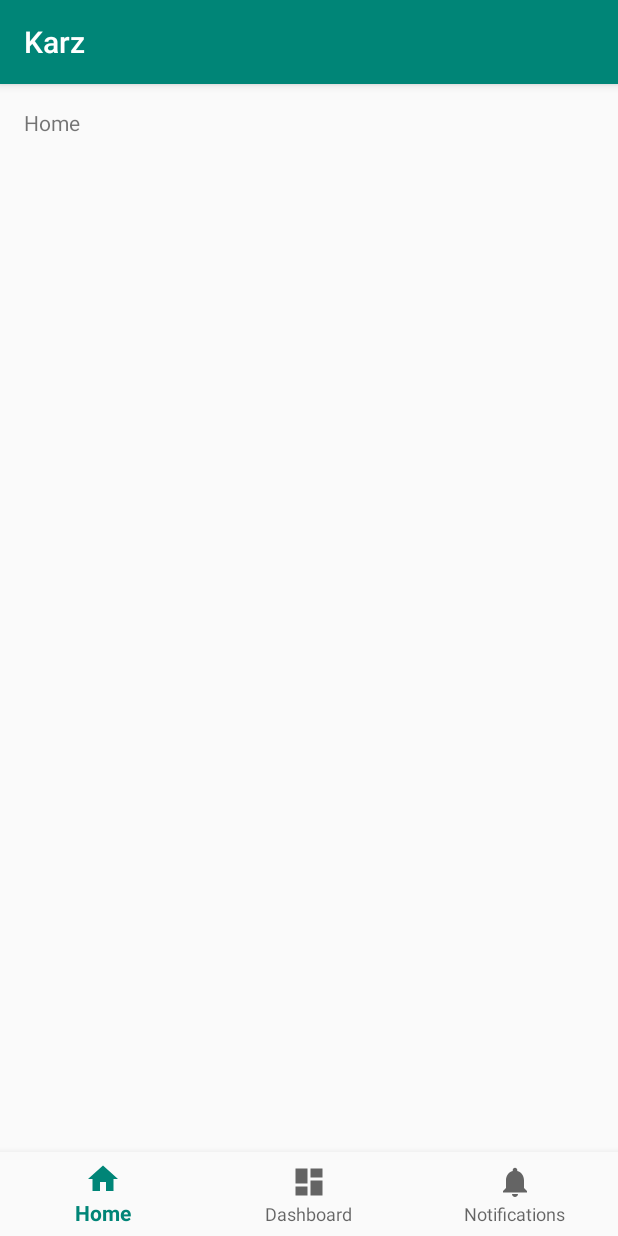
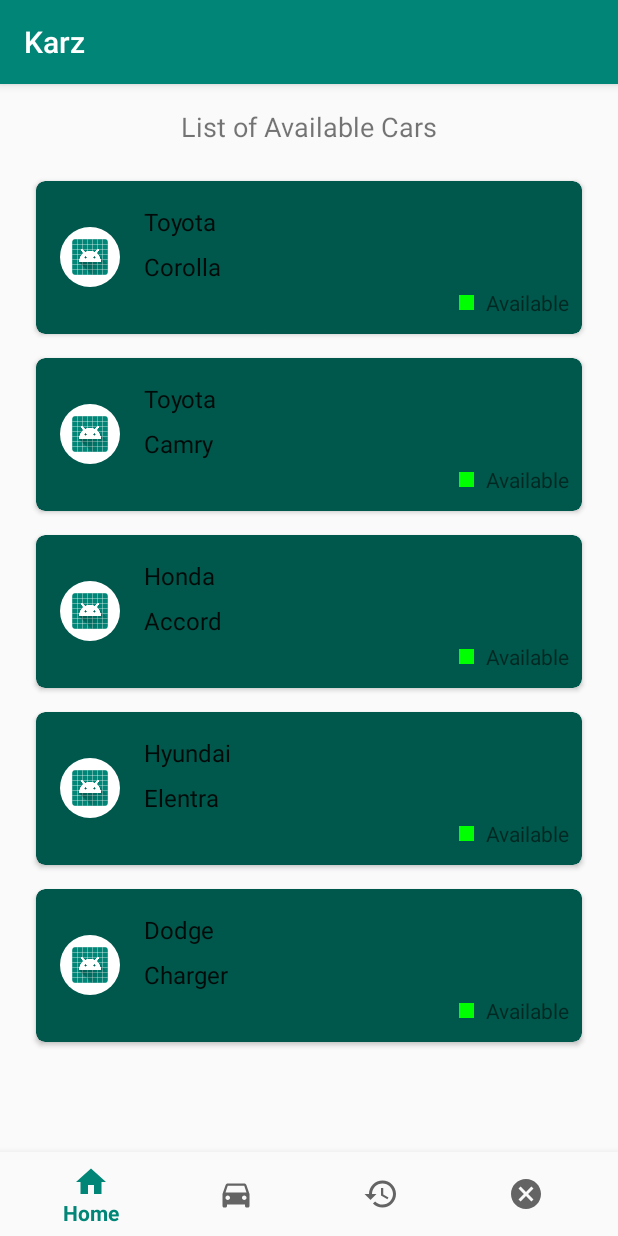
Before and after one commit to Tahyur/CarRental-Application, an Android app: the screen it shows after launch (MainActivity), on a phone screen of 412 x 824 dp. Run offline under Robolectric (Android 15) with nearby library versions, the phone set to English and light mode, and no system bars.

Commit message:
Customer application started, bottom navigation icons updated, dummy car item created and populated.

```diff
--- a/app/build.gradle
+++ b/app/build.gradle
@@ -23,6 +23,8 @@ dependencies {
     implementation 'com.android.support:appcompat-v7:28.0.0'
     implementation 'com.android.support:design:28.0.0'
     implementation 'com.android.support.constraint:constraint-layout:1.1.3'
+    implementation 'com.android.support:support-v4:28.0.0'
+    implementation 'com.android.support:recyclerview-v7:28.0.0'
     testImplementation 'junit:junit:4.12'
     androidTestImplementation 'com.android.support.test:runner:1.0.2'
     androidTestImplementation 'com.android.support.test.espresso:espresso-core:3.0.2'
--- /dev/null
+++ b/app/src/main/java/com/example/tayor/karz/CarFragment.java
@@ -0,0 +1,106 @@
+package com.example.tayor.karz;
+
+import android.content.Context;
+import android.os.Bundle;
+import android.support.v4.app.Fragment;
+import android.support.v7.widget.GridLayoutManager;
+import android.support.v7.widget.LinearLayoutManager;
+import android.support.v7.widget.RecyclerView;
+import android.view.LayoutInflater;
+import android.view.View;
+import android.view.ViewGroup;
+
+import com.example.tayor.karz.Model.Car;
+
+/**
+ * A fragment representing a list of Items.
+ * <p/>
+ * Activities containing this fragment MUST implement the {@link OnListFragmentInteractionListener}
+ * interface.
+ */
+public class CarFragment extends Fragment {
+
+    // TODO: Customize parameter argument names
+    private static final String ARG_COLUMN_COUNT = "column-count";
+    // TODO: Customize parameters
+    private int mColumnCount = 1;
+    private OnListFragmentInteractionListener mListener;
+
+    /**
+     * Mandatory empty constructor for the fragment manager to instantiate the
+     * fragment (e.g. upon screen orientation changes).
+     */
+    public CarFragment() {
+    }
+
+    // TODO: Customize parameter initialization
+    @SuppressWarnings("unused")
+    public static CarFragment newInstance(int columnCount) {
+        CarFragment fragment = new CarFragment();
+        Bundle args = new Bundle();
+        args.putInt(ARG_COLUMN_COUNT, columnCount);
+        fragment.setArguments(args);
+        return fragment;
+    }
+
+    @Override
+    public void onCreate(Bundle savedInstanceState) {
+        super.onCreate(savedInstanceState);
+
+        if (getArguments() != null) {
+            mColumnCount = getArguments().getInt(ARG_COLUMN_COUNT);
+        }
+    }
+
+    @Override
+    public View onCreateView(LayoutInflater inflater, ViewGroup container,
+                             Bundle savedInstanceState) {
+        View view = inflater.inflate(R.layout.fragment_car_list, container, false);
+
+        // Set the adapter
+        if (view instanceof RecyclerView) {
+            Context context = view.getContext();
+            RecyclerView recyclerView = (RecyclerView) view;
+            if (mColumnCount <= 1) {
+                recyclerView.setLayoutManager(new LinearLayoutManager(context));
+            } else {
+                recyclerView.setLayoutManager(new GridLayoutManager(context, mColumnCount));
+            }
+            recyclerView.setAdapter(new MyCarRecyclerViewAdapter(Car.getDummyCarList(), mListener));
+        }
+        return view;
+    }
+
+
+    @Override
+    public void onAttach(Context context) {
+        super.onAttach(context);
+        if (context instanceof OnListFragmentInteractionListener) {
+            mListener = (OnListFragmentInteractionListener) context;
+        } else {
+            throw new RuntimeException(context.toString()
+                    + " must implement OnListFragmentInteractionListener");
+        }
+    }
+
+    @Override
+    public void onDetach() {
+        super.onDetach();
+        mListener = null;
+    }
+
+    /**
+     * This interface must be implemented by activities that contain this
+     * fragment to allow an interaction in this fragment to be communicated
+     * to the activity and potentially other fragments contained in that
+     * activity.
+     * <p/>
+     * See the Android Training lesson <a href=
+     * "http://developer.android.com/training/basics/fragments/communicating.html"
+     * >Communicating with Other Fragments</a> for more information.
+     */
+    public interface OnListFragmentInteractionListener {
+        // TODO: Update argument type and name
+        void onListFragmentInteraction(Car item);
+    }
+}
--- a/app/src/main/java/com/example/tayor/karz/MainActivity.java
+++ b/app/src/main/java/com/example/tayor/karz/MainActivity.java
@@ -4,12 +4,19 @@ import android.os.Bundle;
 import android.support.annotation.NonNull;
 import android.support.design.widget.BottomNavigationView;
 import android.support.v7.app.AppCompatActivity;
+import android.support.v7.widget.CardView;
 import android.view.MenuItem;
+import android.widget.FrameLayout;
 import android.widget.TextView;
+import android.widget.Toast;
 
-public class MainActivity extends AppCompatActivity {
+import com.example.tayor.karz.Model.Car;
+
+public class MainActivity extends AppCompatActivity implements CarFragment.OnListFragmentInteractionListener {
 
     private TextView mTextMessage;
+    private CardView cardView;
+    private FrameLayout frameLayout;
 
     private BottomNavigationView.OnNavigationItemSelectedListener mOnNavigationItemSelectedListener
             = new BottomNavigationView.OnNavigationItemSelectedListener() {
@@ -18,18 +25,41 @@ public class MainActivity extends AppCompatActivity {
         public boolean onNavigationItemSelected(@NonNull MenuItem item) {
             switch (item.getItemId()) {
                 case R.id.navigation_home:
-                    mTextMessage.setText(R.string.title_home);
+                    mTextMessage.setText(R.string.s_list_of_available_cars);
+                    if(getSupportFragmentManager().findFragmentByTag("carfrag") == null)
+                        removeFragment();
+                        showFragment();
                     return true;
-                case R.id.navigation_dashboard:
-                    mTextMessage.setText(R.string.title_dashboard);
+                case R.id.book_car:
+                    mTextMessage.setText(R.string.book_car);
+                    removeFragment();
                     return true;
-                case R.id.navigation_notifications:
-                    mTextMessage.setText(R.string.title_notifications);
+                case R.id.history:
+                    mTextMessage.setText(R.string.history);
+                    removeFragment();
+                    return true;
+                case R.id.currently_booked:
+                    mTextMessage.setText(R.string.currently_booked);
+                    removeFragment();
                     return true;
             }
             return false;
         }
     };
+
+    void removeFragment(){
+        if(getSupportFragmentManager().findFragmentByTag("carfrag") != null)
+             getSupportFragmentManager().beginTransaction().remove(getSupportFragmentManager().findFragmentByTag("carfrag")).commit();
+    }
+
+    void showFragment(){
+        CarFragment carFragment = new CarFragment();
+        getSupportFragmentManager()
+                .beginTransaction()
+                .replace(R.id.frame,carFragment,"carfrag")
+                .commit();
+
+    }
 
     @Override
     protected void onCreate(Bundle savedInstanceState) {
@@ -39,6 +69,15 @@ public class MainActivity extends AppCompatActivity {
         mTextMessage = (TextView) findViewById(R.id.message);
         BottomNavigationView navigation = (BottomNavigationView) findViewById(R.id.navigation);
         navigation.setOnNavigationItemSelectedListener(mOnNavigationItemSelectedListener);
+
+        cardView = findViewById(R.id.card);
+        showFragment();
+
+
     }
 
+    @Override
+    public void onListFragmentInteraction(Car car) {
+        Toast.makeText(this, car.getName(), Toast.LENGTH_SHORT).show();
+    }
 }
--- /dev/null
+++ b/app/src/main/java/com/example/tayor/karz/Model/Car.java
@@ -0,0 +1,57 @@
+package com.example.tayor.karz.Model;
+
+import java.util.ArrayList;
+import java.util.List;
+
+public class Car {
+    private String name;
+    private String model;
+    private static List<Car> carList = new ArrayList<>();
+    public Car(){
+
+    }
+
+    public Car(String name, String model){
+        this.name = name;
+        this.model = model;
+    }
+
+    public String getName() {
+        return name;
+    }
+
+    public void setName(String name) {
+        this.name = name;
+    }
+
+    public String getModel() {
+        return model;
+    }
+
+    public void setModel(String model) {
+        this.model = model;
+    }
+
+
+    @Override
+    public String toString() {
+        return "Car{" +
+                "name='" + name + '\'' +
+                ", model='" + model + '\'' +
+                '}';
+    }
+
+    public static List<Car> getDummyCarList(){
+        carList.clear();
+        setDummyCar();
+        return  carList;
+    }
+
+    private static void setDummyCar(){
+        carList.add(new Car("Toyota","Corolla"));
+        carList.add(new Car("Toyota","Camry"));
+        carList.add(new Car("Honda","Accord"));
+        carList.add(new Car("Hyundai","Elentra"));
+        carList.add(new Car("Dodge","Charger"));
+    }
+}
--- /dev/null
+++ b/app/src/main/java/com/example/tayor/karz/MyCarRecyclerViewAdapter.java
@@ -0,0 +1,78 @@
+package com.example.tayor.karz;
+
+import android.support.v7.widget.RecyclerView;
+import android.view.LayoutInflater;
+import android.view.View;
+import android.view.ViewGroup;
+import android.widget.TextView;
+
+import com.example.tayor.karz.CarFragment.OnListFragmentInteractionListener;
+import com.example.tayor.karz.Model.Car;
+import com.example.tayor.karz.dummy.DummyContent.DummyItem;
+
+import java.util.List;
+
+/**
+ * {@link RecyclerView.Adapter} that can display a {@link DummyItem} and makes a call to the
+ * specified {@link OnListFragmentInteractionListener}.
+ * TODO: Replace the implementation with code for your data type.
+ */
+public class MyCarRecyclerViewAdapter extends RecyclerView.Adapter<MyCarRecyclerViewAdapter.ViewHolder> {
+
+    private final List<Car> mCarList;
+    private final OnListFragmentInteractionListener mListener;
+
+    public MyCarRecyclerViewAdapter(List<Car> carList, OnListFragmentInteractionListener listener) {
+        mCarList = carList;
+        mListener = listener;
+    }
+
+    @Override
+    public ViewHolder onCreateViewHolder(ViewGroup parent, int viewType) {
+        View view = LayoutInflater.from(parent.getContext())
+                .inflate(R.layout.fragment_car, parent, false);
+        return new ViewHolder(view);
+    }
+
+    @Override
+    public void onBindViewHolder(final ViewHolder holder, int position) {
+        holder.mCar = mCarList.get(position);
+        holder.mCarNameView.setText(mCarList.get(position).getName());
+        holder.mModelView.setText(mCarList.get(position).getModel());
+
+        holder.mView.setOnClickListener(new View.OnClickListener() {
+            @Override
+            public void onClick(View v) {
+                if (null != mListener) {
+                    // Notify the active callbacks interface (the activity, if the
+                    // fragment is attached to one) that an item has been selected.
+                    mListener.onListFragmentInteraction(holder.mCar);
+                }
+            }
+        });
+    }
+
+    @Override
+    public int getItemCount() {
+        return mCarList.size();
+    }
+
+    public class ViewHolder extends RecyclerView.ViewHolder {
+        public final View mView;
+        public final TextView mCarNameView;
+        public final TextView mModelView;
+        public Car mCar;
+
+        public ViewHolder(View view) {
+            super(view);
+            mView = view;
+            mCarNameView = (TextView) view.findViewById(R.id.car_name);
+            mModelView = (TextView) view.findViewById(R.id.model);
+        }
+
+        @Override
+        public String toString() {
+            return super.toString() + " '" + mModelView.getText() + "'";
+        }
+    }
+}
--- /dev/null
+++ b/app/src/main/java/com/example/tayor/karz/dummy/DummyContent.java
@@ -0,0 +1,72 @@
+package com.example.tayor.karz.dummy;
+
+import java.util.ArrayList;
+import java.util.HashMap;
+import java.util.List;
+import java.util.Map;
+
+/**
+ * Helper class for providing sample content for user interfaces created by
+ * Android template wizards.
+ * <p>
+ * TODO: Replace all uses of this class before publishing your app.
+ */
+public class DummyContent {
+
+    /**
+     * An array of sample (dummy) items.
+     */
+    public static final List<DummyItem> ITEMS = new ArrayList<DummyItem>();
+
+    /**
+     * A map of sample (dummy) items, by ID.
+     */
+    public static final Map<String, DummyItem> ITEM_MAP = new HashMap<String, DummyItem>();
+
+    private static final int COUNT = 25;
+
+    static {
+        // Add some sample items.
+        for (int i = 1; i <= COUNT; i++) {
+            addItem(createDummyItem(i));
+        }
+    }
+
+    private static void addItem(DummyItem item) {
+        ITEMS.add(item);
+        ITEM_MAP.put(item.id, item);
+    }
+
+    private static DummyItem createDummyItem(int position) {
+        return new DummyItem(String.valueOf(position), "Item " + position, makeDetails(position));
+    }
+
+    private static String makeDetails(int position) {
+        StringBuilder builder = new StringBuilder();
+        builder.append("Details about Item: ").append(position);
+        for (int i = 0; i < position; i++) {
+            builder.append("\nMore details information here.");
+        }
+        return builder.toString();
+    }
+
+    /**
+     * A dummy item representing a piece of content.
+     */
+    public static class DummyItem {
+        public final String id;
+        public final String content;
+        public final String details;
+
+        public DummyItem(String id, String content, String details) {
+            this.id = id;
+            this.content = content;
+            this.details = details;
+        }
+
+        @Override
+        public String toString() {
+            return content;
+        }
+    }
+}
--- /dev/null
+++ b/app/src/main/res/drawable/circle_background.xml
@@ -0,0 +1,10 @@
+<?xml version="1.0" encoding="utf-8"?>
+<shape
+    xmlns:android="http://schemas.android.com/apk/res/android"
+    android:shape="oval">
+    <solid
+        android:color="#ffffff"/>
+    <size
+        android:width="120dp"
+        android:height="120dp"/>
+</shape>
--- /dev/null
+++ b/app/src/main/res/drawable/ic_car_black_24dp.xml
@@ -0,0 +1,9 @@
+<vector xmlns:android="http://schemas.android.com/apk/res/android"
+        android:width="24dp"
+        android:height="24dp"
+        android:viewportWidth="24.0"
+        android:viewportHeight="24.0">
+    <path
+        android:fillColor="#FF000000"
+        android:pathData="M18.92,6.01C18.72,5.42 18.16,5 17.5,5h-11c-0.66,0 -1.21,0.42 -1.42,1.01L3,12v8c0,0.55 0.45,1 1,1h1c0.55,0 1,-0.45 1,-1v-1h12v1c0,0.55 0.45,1 1,1h1c0.55,0 1,-0.45 1,-1v-8l-2.08,-5.99zM6.5,16c-0.83,0 -1.5,-0.67 -1.5,-1.5S5.67,13 6.5,13s1.5,0.67 1.5,1.5S7.33,16 6.5,16zM17.5,16c-0.83,0 -1.5,-0.67 -1.5,-1.5s0.67,-1.5 1.5,-1.5 1.5,0.67 1.5,1.5 -0.67,1.5 -1.5,1.5zM5,11l1.5,-4.5h11L19,11L5,11z"/>
+</vector>
--- /dev/null
+++ b/app/src/main/res/drawable/ic_history_black_24dp.xml
@@ -0,0 +1,9 @@
+<vector xmlns:android="http://schemas.android.com/apk/res/android"
+        android:width="24dp"
+        android:height="24dp"
+        android:viewportWidth="24.0"
+        android:viewportHeight="24.0">
+    <path
+        android:fillColor="#FF000000"
+        android:pathData="M13,3c-4.97,0 -9,4.03 -9,9L1,12l3.89,3.89 0.07,0.14L9,12L6,12c0,-3.87 3.13,-7 7,-7s7,3.13 7,7 -3.13,7 -7,7c-1.93,0 -3.68,-0.79 -4.94,-2.06l-1.42,1.42C8.27,19.99 10.51,21 13,21c4.97,0 9,-4.03 9,-9s-4.03,-9 -9,-9zM12,8v5l4.28,2.54 0.72,-1.21 -3.5,-2.08L13.5,8L12,8z"/>
+</vector>
--- /dev/null
+++ b/app/src/main/res/drawable/ic_unavailable_black_24dp.xml
@@ -0,0 +1,9 @@
+<vector xmlns:android="http://schemas.android.com/apk/res/android"
+        android:width="24dp"
+        android:height="24dp"
+        android:viewportWidth="24.0"
+        android:viewportHeight="24.0">
+    <path
+        android:fillColor="#FF000000"
+        android:pathData="M12,2C6.47,2 2,6.47 2,12s4.47,10 10,10 10,-4.47 10,-10S17.53,2 12,2zM17,15.59L15.59,17 12,13.41 8.41,17 7,15.59 10.59,12 7,8.41 8.41,7 12,10.59 15.59,7 17,8.41 13.41,12 17,15.59z"/>
+</vector>
--- a/app/src/main/res/layout/activity_main.xml
+++ b/app/src/main/res/layout/activity_main.xml
@@ -7,16 +7,33 @@
     android:layout_height="match_parent"
     tools:context=".MainActivity">
 
-    <TextView
-        android:id="@+id/message"
-        android:layout_width="wrap_content"
-        android:layout_height="wrap_content"
-        android:layout_marginStart="@dimen/activity_horizontal_margin"
-        android:layout_marginLeft="@dimen/activity_horizontal_margin"
-        android:layout_marginTop="@dimen/activity_vertical_margin"
-        android:text="@string/title_home"
-        app:layout_constraintLeft_toLeftOf="parent"
-        app:layout_constraintTop_toTopOf="parent" />
+    <LinearLayout
+        android:layout_width="match_parent"
+        android:layout_height="0dp"
+        android:orientation="vertical"
+        app:layout_constraintTop_toTopOf="parent"
+        app:layout_constraintBottom_toTopOf="@id/navigation">
+
+
+        <TextView
+            android:id="@+id/message"
+            android:layout_width="match_parent"
+            android:layout_height="wrap_content"
+            android:layout_margin="@dimen/activity_vertical_margin"
+            android:text="@string/s_list_of_available_cars"
+            android:textSize="18sp"
+            android:gravity="center"
+            app:layout_constraintLeft_toLeftOf="parent"
+            app:layout_constraintTop_toTopOf="parent" />
+
+        <FrameLayout
+            android:id="@+id/frame"
+            android:layout_width="match_parent"
+            android:layout_height="wrap_content">
+            <include layout="@layout/fragment_car_list" />
+        </FrameLayout>
+
+    </LinearLayout>
 
     <android.support.design.widget.BottomNavigationView
         android:id="@+id/navigation"
--- /dev/null
+++ b/app/src/main/res/layout/fragment_car.xml
@@ -0,0 +1,92 @@
+<?xml version="1.0" encoding="utf-8"?>
+<LinearLayout xmlns:android="http://schemas.android.com/apk/res/android"
+    xmlns:app="http://schemas.android.com/apk/res-auto"
+    xmlns:tools="http://schemas.android.com/tools"
+    android:layout_width="match_parent"
+    android:layout_height="wrap_content"
+    android:orientation="horizontal">
+
+    <android.support.v7.widget.CardView
+        android:id="@+id/card"
+        android:layout_width="match_parent"
+        android:layout_height="wrap_content"
+        android:layout_margin="8dp"
+        app:cardBackgroundColor="@color/colorPrimaryDark"
+        app:cardCornerRadius="6dp">
+
+        <LinearLayout
+            android:layout_width="match_parent"
+            android:layout_height="wrap_content"
+            android:layout_margin="8dp"
+            android:orientation="horizontal">
+
+            <ImageView
+                android:layout_width="40dp"
+                android:layout_height="40dp"
+                android:layout_gravity="center_vertical"
+                android:layout_margin="8dp"
+                android:background="@drawable/circle_background"
+                android:padding="8dp"
+                android:src="@mipmap/ic_launcher_round" />
+
+            <LinearLayout
+                android:layout_width="match_parent"
+                android:layout_height="wrap_content"
+
+                android:layout_gravity="center_vertical"
+                android:orientation="vertical">
+
+                <TextView
+                    android:id="@+id/car_name"
+                    android:layout_width="wrap_content"
+                    android:layout_height="wrap_content"
+                    android:paddingTop="8dp"
+                    android:paddingStart="8dp"
+                    android:paddingEnd="8dp"
+                    android:hint="Car Name"
+                    android:textAppearance="?attr/textAppearanceListItem" />
+
+                <TextView
+                    android:id="@+id/model"
+                    android:layout_width="wrap_content"
+                    android:layout_height="wrap_content"
+                    android:paddingTop="8dp"
+                    android:paddingStart="8dp"
+                    android:paddingEnd="8dp"
+                    android:hint="Model"
+                    android:textAppearance="?attr/textAppearanceListItem" />
+
+                <LinearLayout
+                    android:layout_width="wrap_content"
+                    android:layout_height="wrap_content"
+                    android:layout_gravity="center|end"
+                    android:orientation="horizontal">
+
+                    <View
+                        android:layout_width="10dp"
+                        android:layout_height="10dp"
+                        android:layout_margin="8dp"
+                        android:background="#00FF00"
+                        />
+                    <TextView
+                        android:layout_width="wrap_content"
+                        android:layout_height="match_parent"
+                        android:gravity="center_vertical"
+                        android:text="Available"/>
+
+                </LinearLayout>
+
+            </LinearLayout>
+        </LinearLayout>
+
+
+    </android.support.v7.widget.CardView>
+
+
+    <TextView
+        android:id="@+id/content"
+        android:layout_width="wrap_content"
+        android:layout_height="wrap_content"
+        android:layout_margin="@dimen/text_margin"
+        android:textAppearance="?attr/textAppearanceListItem" />
+</LinearLayout>
--- /dev/null
+++ b/app/src/main/res/layout/fragment_car_list.xml
@@ -0,0 +1,13 @@
+<?xml version="1.0" encoding="utf-8"?>
+<android.support.v7.widget.RecyclerView xmlns:android="http://schemas.android.com/apk/res/android"
+    xmlns:app="http://schemas.android.com/apk/res-auto"
+    xmlns:tools="http://schemas.android.com/tools"
+    android:id="@+id/list"
+    android:name="com.example.tayor.karz.CarFragment"
+    android:layout_width="match_parent"
+    android:layout_height="match_parent"
+    android:layout_marginLeft="16dp"
+    android:layout_marginRight="16dp"
+    app:layoutManager="android.support.v7.widget.LinearLayoutManager"
+    tools:context=".CarFragment"
+    tools:listitem="@layout/fragment_car" />
--- a/app/src/main/res/menu/navigation.xml
+++ b/app/src/main/res/menu/navigation.xml
@@ -1,19 +1,25 @@
 <?xml version="1.0" encoding="utf-8"?>
-<menu xmlns:android="http://schemas.android.com/apk/res/android">
+<menu xmlns:android="http://schemas.android.com/apk/res/android"
+    xmlns:app="http://schemas.android.com/apk/res-auto">
 
     <item
         android:id="@+id/navigation_home"
         android:icon="@drawable/ic_home_black_24dp"
+
         android:title="@string/title_home" />
 
     <item
-        android:id="@+id/navigation_dashboard"
-        android:icon="@drawable/ic_dashboard_black_24dp"
-        android:title="@string/title_dashboard" />
+        android:id="@+id/book_car"
+        android:icon="@drawable/ic_car_black_24dp"
+        android:title="@string/book_car" />
 
     <item
-        android:id="@+id/navigation_notifications"
-        android:icon="@drawable/ic_notifications_black_24dp"
-        android:title="@string/title_notifications" />
+        android:id="@+id/history"
+        android:icon="@drawable/ic_history_black_24dp"
+        android:title="@string/history" />
 
+    <item
+        android:id="@+id/currently_booked"
+        android:icon="@drawable/ic_unavailable_black_24dp"
+        android:title="@string/currently_booked" />
 </menu>
--- a/app/src/main/res/values/dimens.xml
+++ b/app/src/main/res/values/dimens.xml
@@ -2,4 +2,5 @@
     <!-- Default screen margins, per the Android Design guidelines. -->
     <dimen name="activity_horizontal_margin">16dp</dimen>
     <dimen name="activity_vertical_margin">16dp</dimen>
+    <dimen name="text_margin">16dp</dimen>
 </resources>
--- a/app/src/main/res/values/strings.xml
+++ b/app/src/main/res/values/strings.xml
@@ -3,4 +3,8 @@
     <string name="title_home">Home</string>
     <string name="title_dashboard">Dashboard</string>
     <string name="title_notifications">Notifications</string>
+    <string name="s_list_of_available_cars">List of Available Cars</string>
+    <string name="book_car">Book Car</string>
+    <string name="history">History</string>
+    <string name="currently_booked">Currently Booked</string>
 </resources>
```
